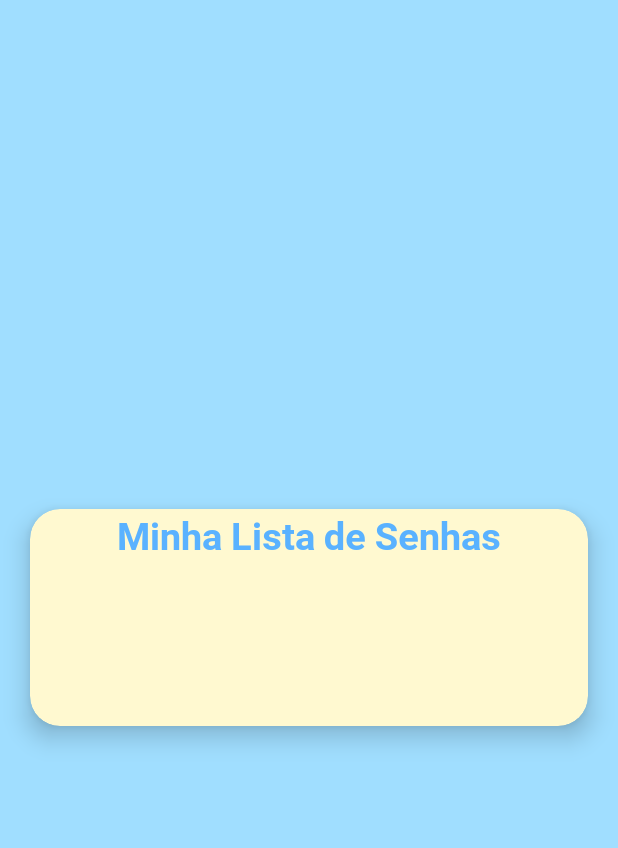
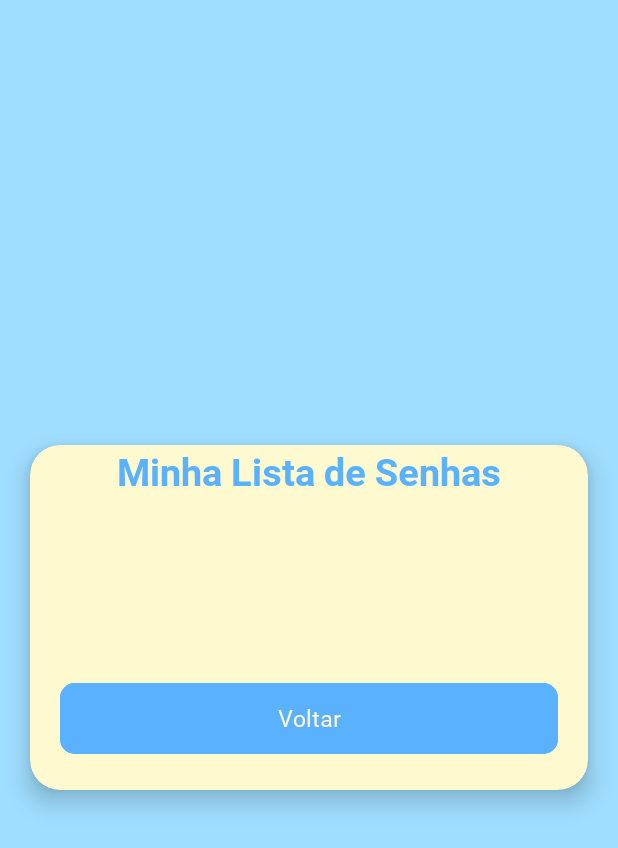
Before and after one commit to mstewart796/MinhasSenhas, an Android app: the layout activity_list_data.xml on its own in the app's theme, with its tools: preview values and no code run, on a phone screen of 412 x 824 dp. Shown: the top 848 px of the screen. Run offline under Robolectric (Android 15) with nearby library versions, the phone set to English and light mode, and no system bars.

```diff
--- a/app/src/main/res/layout/activity_list_data.xml
+++ b/app/src/main/res/layout/activity_list_data.xml
@@ -48,20 +48,21 @@
                 app:layout_constraintStart_toStartOf="@id/tvMinhasListaDeSenhas"
                 app:layout_constraintTop_toBottomOf="@id/tvMinhasListaDeSenhas"/>
 
-
-
-
-
-
-
-
-
-
-
-
-
-
-
+            <com.google.android.material.button.MaterialButton
+                android:id="@+id/butaoVoltar"
+                android:layout_width="match_parent"
+                android:layout_height="55dp"
+                app:cornerRadius="10dp"
+                android:fontFamily="@font/ubuntusans"
+                android:text="@string/voltar"
+                android:textColor="#FFF9D0"
+                android:textSize="15sp"
+                app:layout_constraintBottom_toBottomOf="parent"
+                android:layout_marginBottom="20dp"
+                android:layout_marginHorizontal="20dp"
+                android:backgroundTint="#5AB2FF"
+                app:layout_constraintTop_toBottomOf="@id/rvData"
+                android:layout_marginTop="10dp"/>
 
         </androidx.constraintlayout.widget.ConstraintLayout>
 
--- a/app/src/main/res/layout/activity_register.xml
+++ b/app/src/main/res/layout/activity_register.xml
@@ -152,8 +152,6 @@
                 app:layout_constraintTop_toBottomOf="@id/butaoRegister"
                 android:layout_marginTop="20dp"/>
 
-
-
         </androidx.constraintlayout.widget.ConstraintLayout>
 
     </com.google.android.material.card.MaterialCardView>
--- a/app/src/main/res/layout/activity_update.xml
+++ b/app/src/main/res/layout/activity_update.xml
@@ -6,7 +6,7 @@
     android:layout_width="match_parent"
     android:layout_height="match_parent"
     android:background="#A0DEFF"
-    tools:context=".MainActivity">
+    tools:context=".UpdateActivity">
 
     <com.google.android.material.card.MaterialCardView
         android:layout_width="match_parent"
@@ -28,7 +28,7 @@
                 android:layout_height="wrap_content"
                 android:layout_marginTop="20dp"
                 android:gravity="center"
-                android:text="@string/atualizarSenha"
+                android:text="@string/atualizarApagarSenha"
                 android:fontFamily="@font/robotobold"
                 android:textColor="#5AB2FF"
                 android:textSize="25sp"
--- a/app/src/main/res/values/strings.xml
+++ b/app/src/main/res/values/strings.xml
@@ -11,15 +11,15 @@
     <string name="tamanhoText">Tamanho da Senha:</string>
     <string name="tamanhoDigito">12</string>
     <string name="adicionarSenha">Adicionar Senha</string>
-    <string name="nomeDoSite">Nome do Site:</string>
+    <string name="nomeDoSite">Site:</string>
     <string name="usuarioDoSite">Usuário:</string>
     <string name="senhaDoSite">Senha:</string>
     <string name="digitarNomeDoSite">Digitar o nome do site</string>
     <string name="digitarNomeDoUsuario">Digitar o nome do usuário</string>
     <string name="digitarSenha">Digitar a senha</string>
     <string name="salvarSenha">Salvar Senha</string>
-    <string name="atualizarSenha">Atualizar ou Apagar Senha</string>
-    <string name="atualizarApagarSenha">Atualizar ou Apagar Senha</string>
+    <string name="atualizarSenha">Atualizar Senha</string>
+    <string name="atualizarApagarSenha">Atualizar Ou Apagar Senha</string>
     <string name="apagarSenha">Apagar Senha</string>
     <string name="voltar">Voltar</string>
     <string name="verSenha">Ver Lista de Senhas</string>
```
Also changed, not shown: app/src/main/AndroidManifest.xml (+8 -0 lines), app/src/main/java/com/example/minhassenhas/DataListActivity.kt (added, +23 -0 lines), app/src/main/java/com/example/minhassenhas/MainActivity.kt (+10 -0 lines), app/src/main/java/com/example/minhassenhas/UpdateActivity.kt (added, +37 -0 lines).
